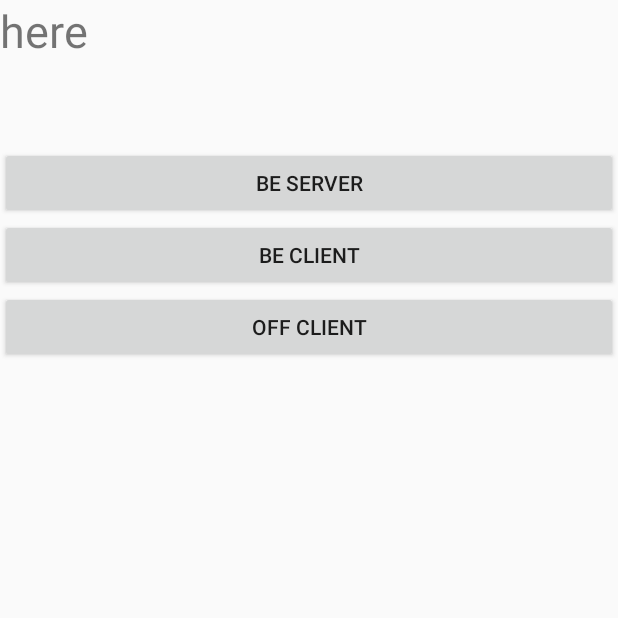
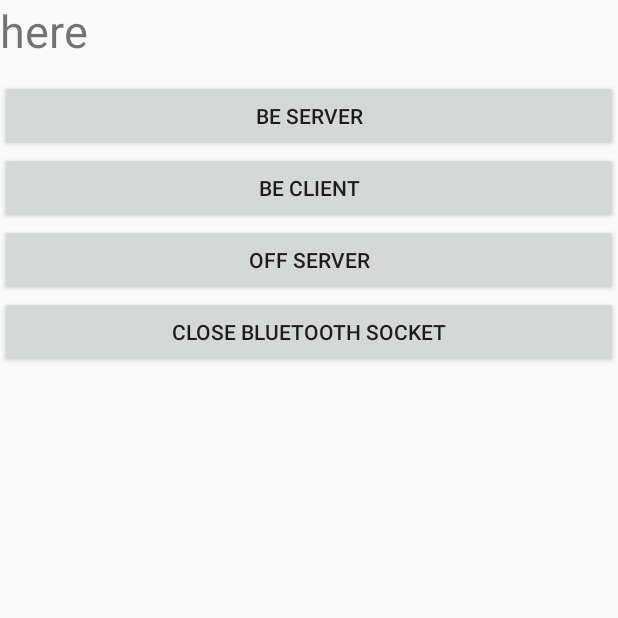
Before and after one commit to SELC-ISU/2DMultiplayer, an Android app: the screen it shows after launch (MainActivity), after a tap on "BE SERVER", on a phone screen of 412 x 824 dp, the top half of it. Run offline under Robolectric (Android 15) with nearby library versions, the phone set to English and light mode, and no system bars.

Commit message:
phones can now connect now just have to figure out what to do when connected, added a button to secondary

```diff
--- a/app/src/main/java/com/example/a2dgame/ConnectThread.java
+++ b/app/src/main/java/com/example/a2dgame/ConnectThread.java
@@ -54,7 +54,7 @@ public class ConnectThread extends Thread {
                 mmSocket.connect();
                 check = true;
             } catch (IOException connectException) {
-
+                Log.d(TAG, "ERROR calling connect: closing socket");
                 try {
                     mmSocket.close();
                 } catch (IOException closeException) {
--- a/app/src/main/java/com/example/a2dgame/MainActivity.java
+++ b/app/src/main/java/com/example/a2dgame/MainActivity.java
@@ -67,6 +67,8 @@ public class MainActivity extends AppCompatActivity implements View.OnClickListe
         lvNewDevices = (ListView) findViewById(R.id.lvNewDevices);
         discoveredDevices = new ArrayList<>();
 
+        lvNewDevices.setOnItemClickListener(MainActivity.this);
+
     }
 
     @Override
@@ -97,10 +99,24 @@ public class MainActivity extends AppCompatActivity implements View.OnClickListe
 
                 break;
 
+            case R.id.btnClose:
+
+                    closeSockets();
+
+                break;
+
 
             default:
                 break;
         }
+
+    }
+
+    private void closeSockets() {
+
+        Log.d(TAG, "Closing sockets");
+        connectThread.cancel();
+        acceptThread.cancel();
 
     }
 
@@ -109,7 +125,8 @@ public class MainActivity extends AppCompatActivity implements View.OnClickListe
     protected void onDestroy(){
         super.onDestroy();
 
-
+        connectThread.cancel();
+        acceptThread.cancel();
 
     }
 
@@ -142,6 +159,7 @@ public class MainActivity extends AppCompatActivity implements View.OnClickListe
 
         }
         else if (a) {
+            discoveredDevices.clear();
             bluetoothAdapter.startDiscovery();
             Log.d(TAG,"BtnDiscover, starting Discovery");
         }
@@ -193,6 +211,7 @@ public class MainActivity extends AppCompatActivity implements View.OnClickListe
 
                 deviceListAdapter = new DeviceListAdapter(context, R.layout.device_adapter_view,discoveredDevices);
                 lvNewDevices.setAdapter(deviceListAdapter);
+
                 //connectThread = new ConnectThread(device);
                 //connectThread.start();
             }
@@ -244,4 +263,5 @@ public class MainActivity extends AppCompatActivity implements View.OnClickListe
          ConnectThread connectThread= new ConnectThread(discoveredDevices.get(position));
          connectThread.start();
     }
+
 }
--- a/app/src/main/res/layout/secondary_layout.xml
+++ b/app/src/main/res/layout/secondary_layout.xml
@@ -2,12 +2,13 @@
 <LinearLayout xmlns:android="http://schemas.android.com/apk/res/android"
     android:layout_width="wrap_content"
     android:layout_height="wrap_content"
-    android:orientation="vertical">
+    android:orientation="vertical"
+    android:descendantFocusability="blocksDescendants">
 
     <TextView
         android:id="@+id/txtMain"
         android:layout_width="match_parent"
-        android:layout_height="98dp"
+        android:layout_height="53dp"
         android:text="TextView"
         android:textSize="30sp" />
 
@@ -27,10 +28,16 @@
         android:id="@+id/btnOff"
         android:layout_width="match_parent"
         android:layout_height="wrap_content"
-        android:text="OFF Client" />
+        android:text="OFF Server" />
+
+    <Button
+        android:id="@+id/btnClose"
+        android:layout_width="match_parent"
+        android:layout_height="wrap_content"
+        android:text="Close Bluetooth Socket" />
 
     <ListView
         android:id="@+id/lvNewDevices"
         android:layout_width="match_parent"
-        android:layout_height="482dp"></ListView>
+        android:layout_height="432dp"></ListView>
 </LinearLayout>
```
